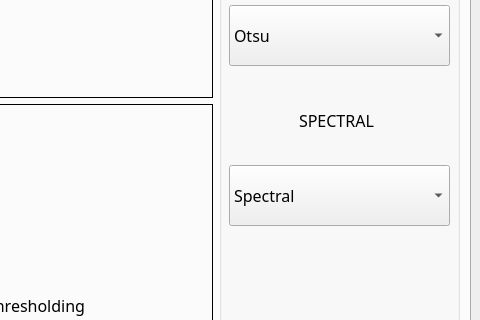
Above: Task4/ImageView.ui from mennahamdy33/CV before the change; both pictures show x 521 to 1001 and y 377 to 697 of the 1001 by 926 pixel window. Below: the same form after it.
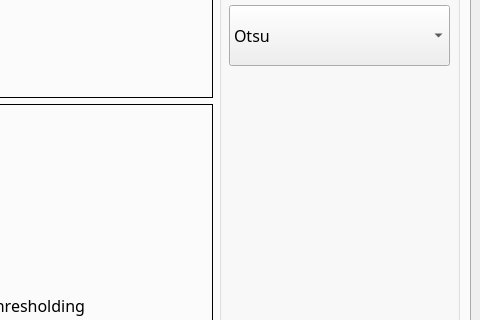
That is the form after the change. Custom widgets are drawn as their Qt base class.

Commit message: yaarab el khalas lhsan ana khlas

The edit to the form file:
```diff
--- a/Task4/ImageView.ui
+++ b/Task4/ImageView.ui
@@ -1564,49 +1564,6 @@
             <property name="title">
              <string>Select Thresholding</string>
             </property>
-            <widget class="QComboBox" name="spectralTab9">
-             <property name="geometry">
-              <rect>
-               <x>10</x>
-               <y>470</y>
-               <width>221</width>
-               <height>61</height>
-              </rect>
-             </property>
-             <property name="sizePolicy">
-              <sizepolicy hsizetype="Ignored" vsizetype="Ignored">
-               <horstretch>0</horstretch>
-               <verstretch>0</verstretch>
-              </sizepolicy>
-             </property>
-             <property name="minimumSize">
-              <size>
-               <width>221</width>
-               <height>61</height>
-              </size>
-             </property>
-             <property name="maximumSize">
-              <size>
-               <width>221</width>
-               <height>61</height>
-              </size>
-             </property>
-             <item>
-              <property name="text">
-               <string>Spectral</string>
-              </property>
-             </item>
-             <item>
-              <property name="text">
-               <string>Global Thresholding</string>
-              </property>
-             </item>
-             <item>
-              <property name="text">
-               <string>Local Thresholding</string>
-              </property>
-             </item>
-            </widget>
             <widget class="QComboBox" name="otsuTab9">
              <property name="geometry">
               <rect>
@@ -1719,19 +1676,6 @@
               <string>OTSU :</string>
              </property>
             </widget>
-            <widget class="QLabel" name="label_11">
-             <property name="geometry">
-              <rect>
-               <x>80</x>
-               <y>400</y>
-               <width>131</width>
-               <height>51</height>
-              </rect>
-             </property>
-             <property name="text">
-              <string>SPECTRAL</string>
-             </property>
-            </widget>
            </widget>
           </item>
          </layout>
```
Left out of the diff: 5 changed lines with no effect on the pictures. The commit also changes 2 other files.
